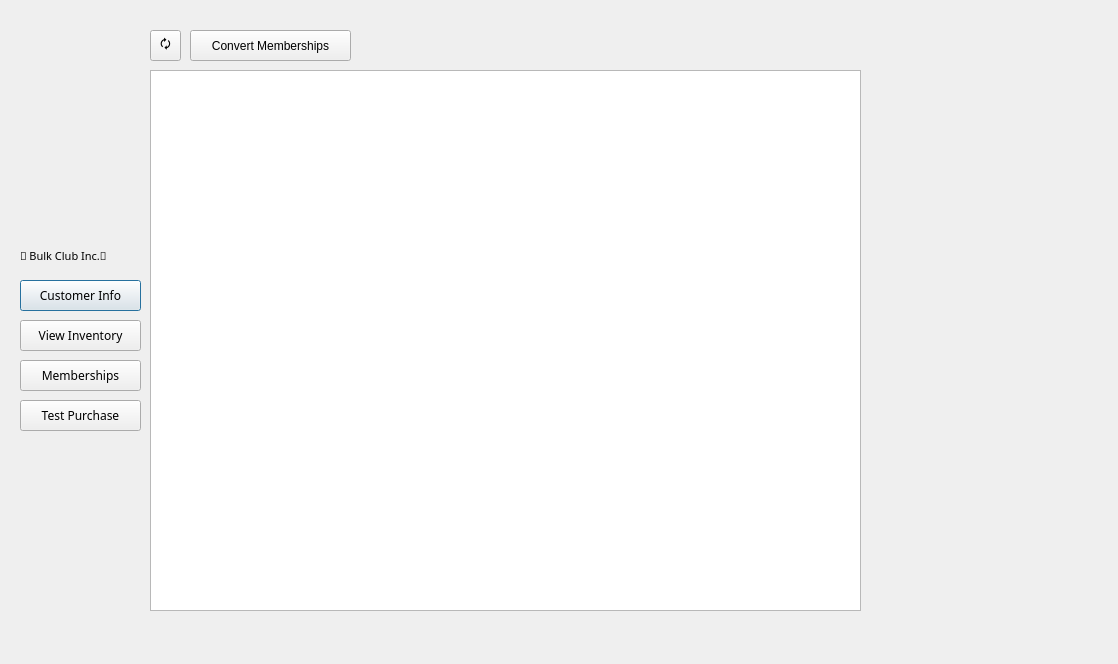
This is The-Simps/Admin.ui in UnitedPuggs/The-Simps as Qt 5 draws it before an edit. The edited form follows.
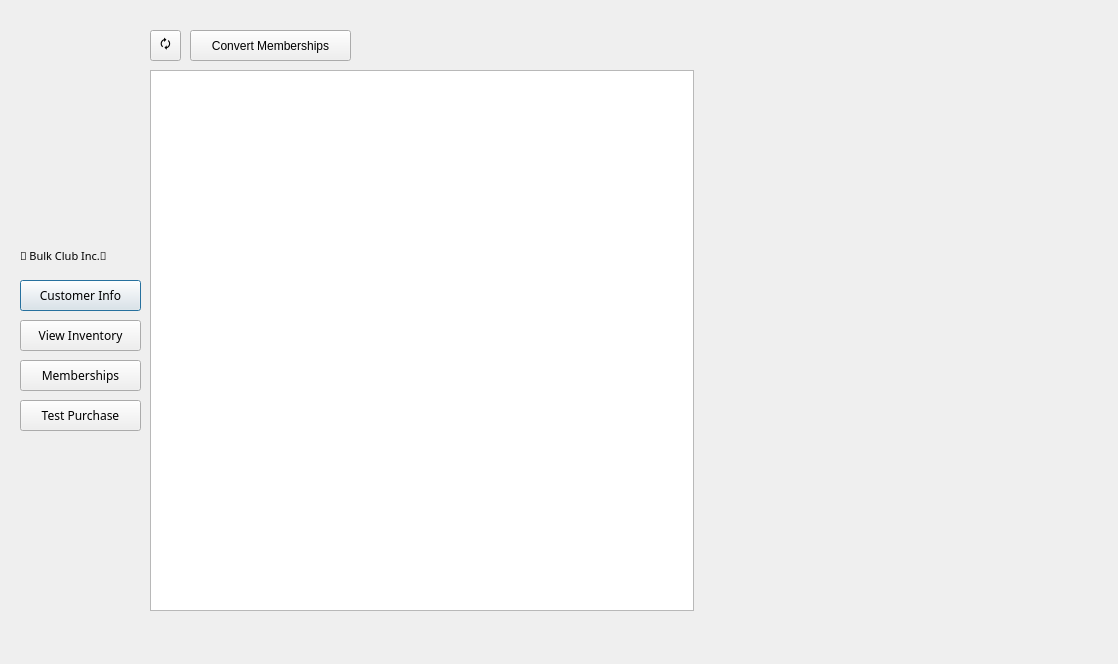
This is the edited form. The open tabs and pages were chosen to show the change.

Diff of the .ui file:
```diff
--- a/The-Simps/Admin.ui
+++ b/The-Simps/Admin.ui
@@ -665,7 +665,7 @@
       <rect>
        <x>0</x>
        <y>50</y>
-       <width>711</width>
+       <width>544</width>
        <height>541</height>
       </rect>
      </property>
```
Left out of the diff: 6 changed lines with no effect on the pictures.
